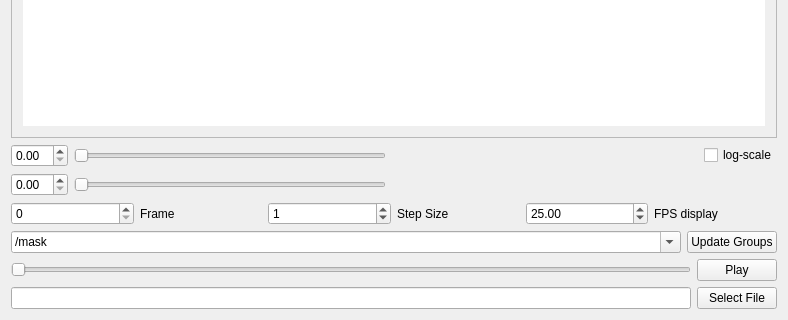
Qt form read_movies/VesicleViewer.ui (ver228/vesicle_contours) before a commit; both pictures show x 0 to 788 and y 562 to 882 of the 788 by 882 pixel window.
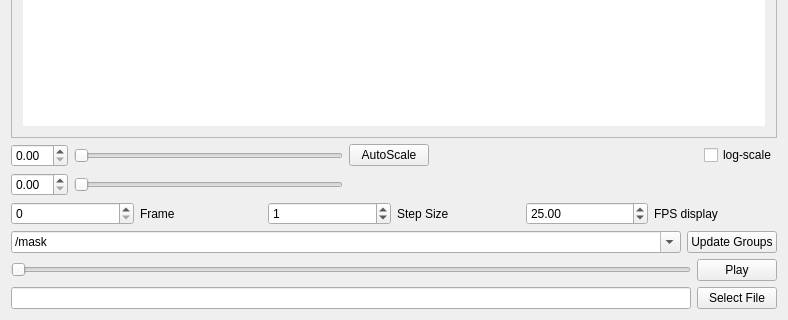
The same form after that commit.

The edit to the form file:
```diff
--- a/read_movies/VesicleViewer.ui
+++ b/read_movies/VesicleViewer.ui
@@ -34,7 +34,7 @@
            <x>0</x>
            <y>0</y>
            <width>760</width>
-           <height>580</height>
+           <height>577</height>
           </rect>
          </property>
          <layout class="QVBoxLayout" name="verticalLayout_3">
@@ -79,7 +79,7 @@
         <item row="0" column="0">
          <widget class="QDoubleSpinBox" name="spinBox_int_low"/>
         </item>
-        <item row="0" column="2">
+        <item row="0" column="3">
          <spacer name="horizontalSpacer">
           <property name="orientation">
            <enum>Qt::Horizontal</enum>
@@ -102,13 +102,20 @@
           </property>
          </widget>
         </item>
-        <item row="0" column="3">
+        <item row="0" column="5">
          <widget class="QCheckBox" name="checkBox_is_log">
           <property name="text">
            <string>log-scale</string>
           </property>
          </widget>
         </item>
+        <item row="0" column="2">
+         <widget class="QPushButton" name="pushButton_autoscale">
+          <property name="text">
+           <string>AutoScale</string>
+          </property>
+         </widget>
+        </item>
        </layout>
       </item>
       <item>
```
